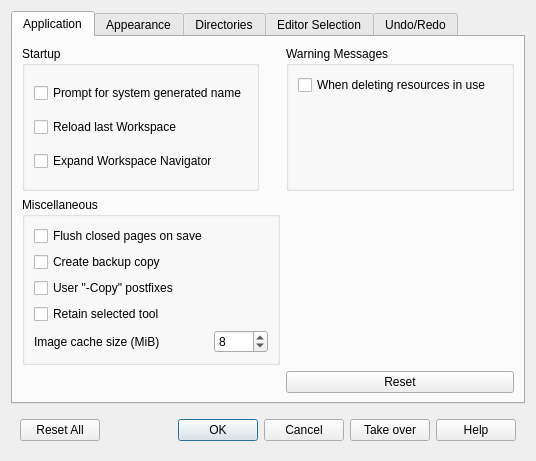
Qt form src/tpreferencesdialog.ui (TheLord45/tsurface) before a commit.
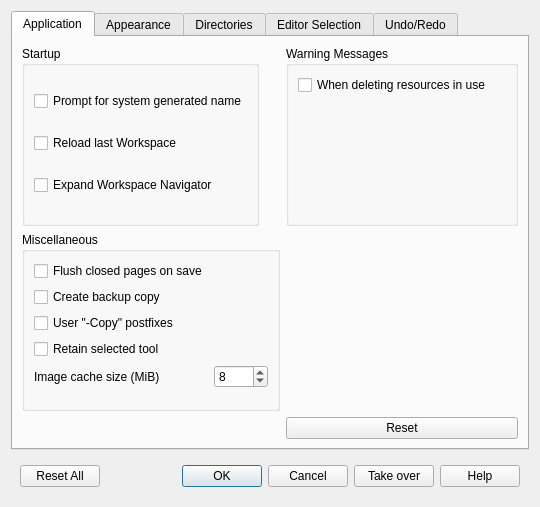
The same form after that commit. Icons and pictures are not drawn. Custom widgets are drawn as their Qt base class.

Diff of the .ui file:
```diff
--- a/src/tpreferencesdialog.ui
+++ b/src/tpreferencesdialog.ui
@@ -6,8 +6,8 @@
    <rect>
     <x>0</x>
     <y>0</y>
-    <width>536</width>
-    <height>461</height>
+    <width>540</width>
+    <height>507</height>
    </rect>
   </property>
   <property name="windowTitle">
```
